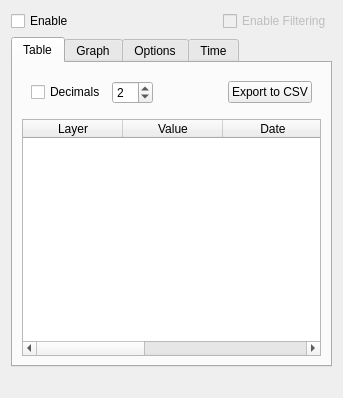
Qt form ui_mutant.ui (mach0/mutant) before a commit.
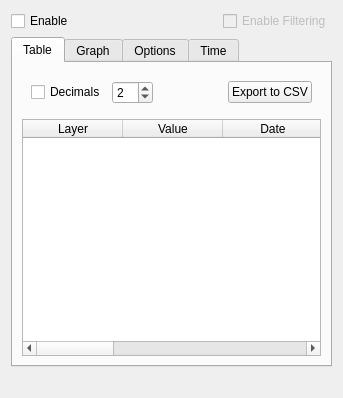
The same form after that commit. The open tabs and pages were chosen to show the change.

Commit message: add Row/Col pixel-index columns to Table tab

```diff
--- a/ui_mutant.ui
+++ b/ui_mutant.ui
@@ -128,6 +128,16 @@
            <string>Y Coordinate</string>
           </property>
          </column>
+         <column>
+          <property name="text">
+           <string>Row</string>
+          </property>
+         </column>
+         <column>
+          <property name="text">
+           <string>Col</string>
+          </property>
+         </column>
         </widget>
        </item>
       </layout>
```
The commit also changes 2 other files.
